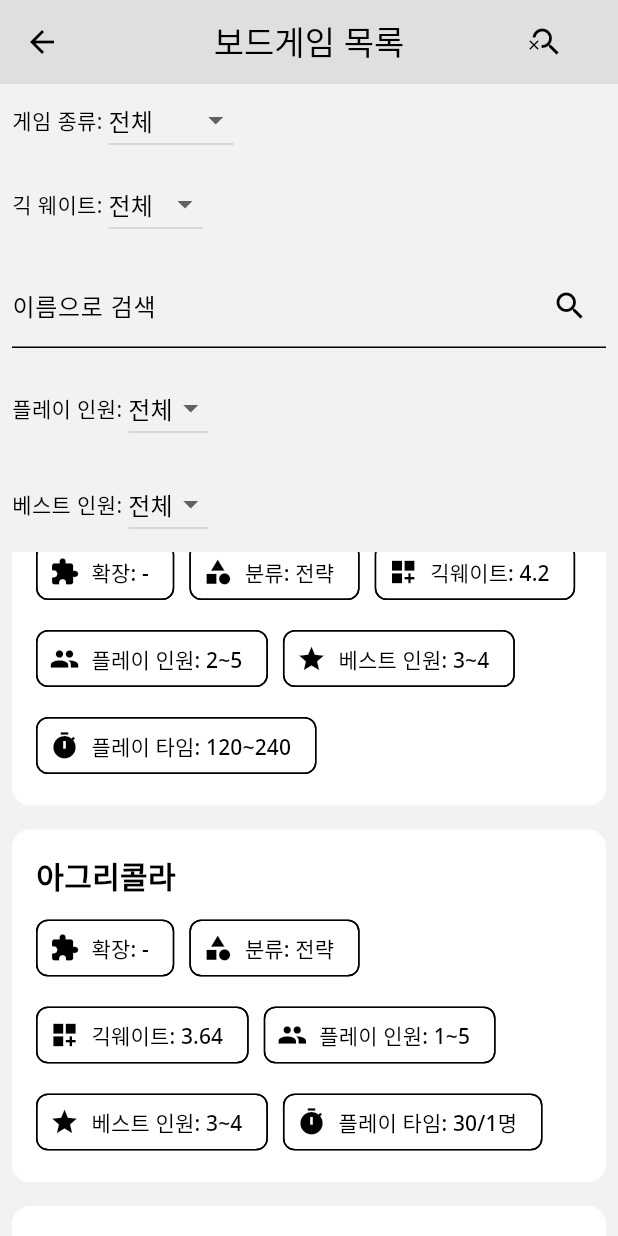
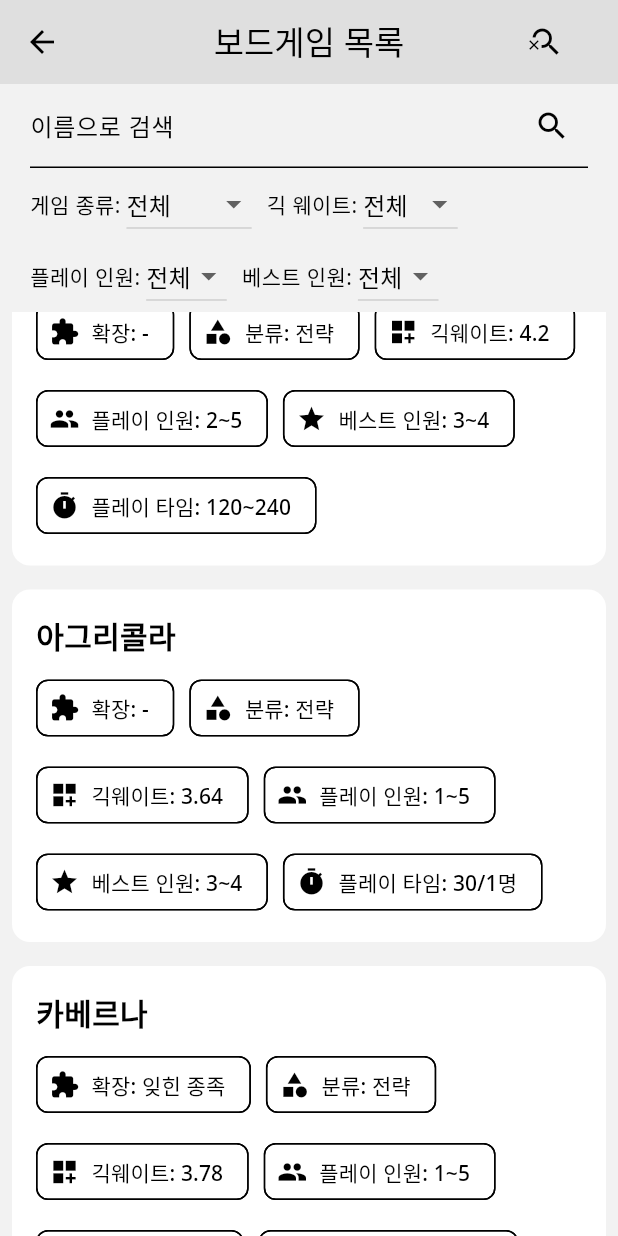
Before and after one commit to sechiyo97/daynyong_house_flutter, a Flutter app: the BoardGamesScreen screen opened by its route, scrolled down 576 dp, after a tap on the "search" icon, on a phone screen of 412 x 824 dp. Run offline on Flutter 3.47's test engine with Material 3 defaults, Android fonts, the phone set to English and light mode, and no system bars; our stand-ins replace csv, get, table_calendar.

Commit message:
보드게임 필터 부분 UI 개선

```diff
--- a/lib/boardgames/board_games_screen.dart
+++ b/lib/boardgames/board_games_screen.dart
@@ -17,10 +17,10 @@
   late Future<List<BoardGame>> boardGames;
   final TextEditingController _searchNameController = TextEditingController();
 
-  List<String> playerCounts = ['전체', '1','2','3','4','5','6','7','8'];
+  List<String> playerCounts = ['전체', '1', '2', '3', '4', '5', '6', '7', '8'];
   String _selectedPlayerCount = '전체';
 
-  List<String> bestForCounts = ['전체', '1','2','3','4','5','6','7','8'];
+  List<String> bestForCounts = ['전체', '1', '2', '3', '4', '5', '6', '7', '8'];
   String _selectedBestForCount = '전체';
 
   List<String> categories = [
@@ -61,8 +61,8 @@
   }
 
   Future<List<BoardGame>> loadBoardGameCsvData() async {
-    final csvDataString =
-        await rootBundle.loadString('assets/csv/daynyong-house - boardgames.csv');
+    final csvDataString = await rootBundle
+        .loadString('assets/csv/daynyong-house - boardgames.csv');
     List<List<dynamic>> csvList =
         const CsvToListConverter().convert(csvDataString);
     return csvList.sublist(1).map((row) => BoardGame.fromCsvRow(row)).toList();
@@ -103,8 +103,7 @@
             }
           } else {
             // game.playerCount가 단일 숫자인 경우
-            matchesPlayerCount =
-                game.playerCount == _selectedPlayerCount;
+            matchesPlayerCount = game.playerCount == _selectedPlayerCount;
           }
         }
       }
@@ -157,122 +156,7 @@
       ),
       body: Column(
         children: [
-          if (_showSearchOptions)
-            Padding(
-              padding: const EdgeInsets.symmetric(horizontal: 8.0),
-              child: Row(
-                children: [
-                  const Text("게임 종류: "),
-                  DropdownButton<String>(
-                    value: _selectedSearchCategory,
-                    onChanged: (value) {
-                      if (value != null) {
-                        setState(() {
-                          _selectedSearchCategory = value;
-                        });
-                      }
-                    },
-                    items: categories
-                        .map<DropdownMenuItem<String>>((String value) {
-                      return DropdownMenuItem<String>(
-                        value: value,
-                        child: Text(value),
-                      );
-                    }).toList(),
-                  ),
-                ],
-              ),
-            ),
-          if (_showSearchOptions)
-            Padding(
-              padding: const EdgeInsets.all(8.0),
-              child: Row(
-                children: [
-                  const Text("긱 웨이트: "),
-                  DropdownButton<String>(
-                    value: _selectedGeekWeight,
-                    onChanged: (value) {
-                      if (value != null) {
-                        setState(() {
-                          _selectedGeekWeight = value;
-                        });
-                      }
-                    },
-                    items: geekWeightCategories
-                        .map<DropdownMenuItem<String>>((String value) {
-                      return DropdownMenuItem<String>(
-                        value: value,
-                        child: Text(value),
-                      );
-                    }).toList(),
-                  ),
-                ],
-              ),
-            ),
-          if (_showSearchOptions)
-            Padding(
-              padding: const EdgeInsets.all(8.0),
-              child: TextField(
-                controller: _searchNameController,
-                decoration: const InputDecoration(
-                  labelText: '이름으로 검색',
-                  suffixIcon: Icon(Icons.search),
-                ),
-                onChanged: (value) => setState(() {}),
-              ),
-            ),
-          if (_showSearchOptions)
-            Padding(
-              padding: const EdgeInsets.all(8.0),
-              child: Row(
-                children: [
-                  const Text("플레이 인원: "),
-                  DropdownButton<String>(
-                    value: _selectedPlayerCount,
-                    onChanged: (value) {
-                      if (value != null) {
-                        setState(() {
-                          _selectedPlayerCount = value;
-                        });
-                      }
-                    },
-                    items: playerCounts
-                        .map<DropdownMenuItem<String>>((String value) {
-                      return DropdownMenuItem<String>(
-                        value: value,
-                        child: Text(value),
-                      );
-                    }).toList(),
-                  ),
-                ],
-              ),
-            ),
-          if (_showSearchOptions)
-            Padding(
-              padding: const EdgeInsets.all(8.0),
-              child: Row(
-                children: [
-                  const Text("베스트 인원: "),
-                  DropdownButton<String>(
-                    value: _selectedBestForCount,
-                    onChanged: (value) {
-                      if (value != null) {
-                        setState(() {
-                          _selectedBestForCount = value;
-                        });
-                      }
-                    },
-                    items: bestForCounts
-                        .map<DropdownMenuItem<String>>((String value) {
-                      return DropdownMenuItem<String>(
-                        value: value,
-                        child: Text(value),
-                      );
-                    }).toList(),
-                  ),
-                ],
-              ),
-            ),
+          if (_showSearchOptions) _buildSearchOptions(),
           Expanded(
             child: FutureBuilder<List<BoardGame>>(
               future: boardGames,
@@ -298,4 +182,114 @@
       ),
     );
   }
+
+  Widget _buildSearchOptions() {
+    return Container(
+      padding: const EdgeInsets.symmetric(horizontal: 20),
+      child: Wrap(
+        spacing: 10,
+        children: [
+          TextField(
+            controller: _searchNameController,
+            decoration: const InputDecoration(
+              labelText: '이름으로 검색',
+              suffixIcon: Icon(Icons.search),
+            ),
+            onChanged: (value) => setState(() {}),
+          ),
+          Row(
+            mainAxisSize: MainAxisSize.min,
+            children: [
+              const Text("게임 종류: "),
+              DropdownButton<String>(
+                value: _selectedSearchCategory,
+                onChanged: (value) {
+                  if (value != null) {
+                    setState(() {
+                      _selectedSearchCategory = value;
+                    });
+                  }
+                },
+                items: categories.map<DropdownMenuItem<String>>((String value) {
+                  return DropdownMenuItem<String>(
+                    value: value,
+                    child: Text(value),
+                  );
+                }).toList(),
+              ),
+            ],
+          ),
+          Row(
+            mainAxisSize: MainAxisSize.min,
+            children: [
+              const Text("긱 웨이트: "),
+              DropdownButton<String>(
+                value: _selectedGeekWeight,
+                onChanged: (value) {
+                  if (value != null) {
+                    setState(() {
+                      _selectedGeekWeight = value;
+                    });
+                  }
+                },
+                items: geekWeightCategories
+                    .map<DropdownMenuItem<String>>((String value) {
+                  return DropdownMenuItem<String>(
+                    value: value,
+                    child: Text(value),
+                  );
+                }).toList(),
+              ),
+            ],
+          ),
+          Row(
+            mainAxisSize: MainAxisSize.min,
+            children: [
+              const Text("플레이 인원: "),
+              DropdownButton<String>(
+                value: _selectedPlayerCount,
+                onChanged: (value) {
+                  if (value != null) {
+                    setState(() {
+                      _selectedPlayerCount = value;
+                    });
+                  }
+                },
+                items:
+                    playerCounts.map<DropdownMenuItem<String>>((String value) {
+                  return DropdownMenuItem<String>(
+                    value: value,
+                    child: Text(value),
+                  );
+                }).toList(),
+              ),
+            ],
+          ),
+          Row(
+            mainAxisSize: MainAxisSize.min,
+            children: [
+              const Text("베스트 인원: "),
+              DropdownButton<String>(
+                value: _selectedBestForCount,
+                onChanged: (value) {
+                  if (value != null) {
+                    setState(() {
+                      _selectedBestForCount = value;
+                    });
+                  }
+                },
+                items:
+                    bestForCounts.map<DropdownMenuItem<String>>((String value) {
+                  return DropdownMenuItem<String>(
+                    value: value,
+                    child: Text(value),
+                  );
+                }).toList(),
+              ),
+            ],
+          ),
+        ],
+      ),
+    );
+  }
 }
```
